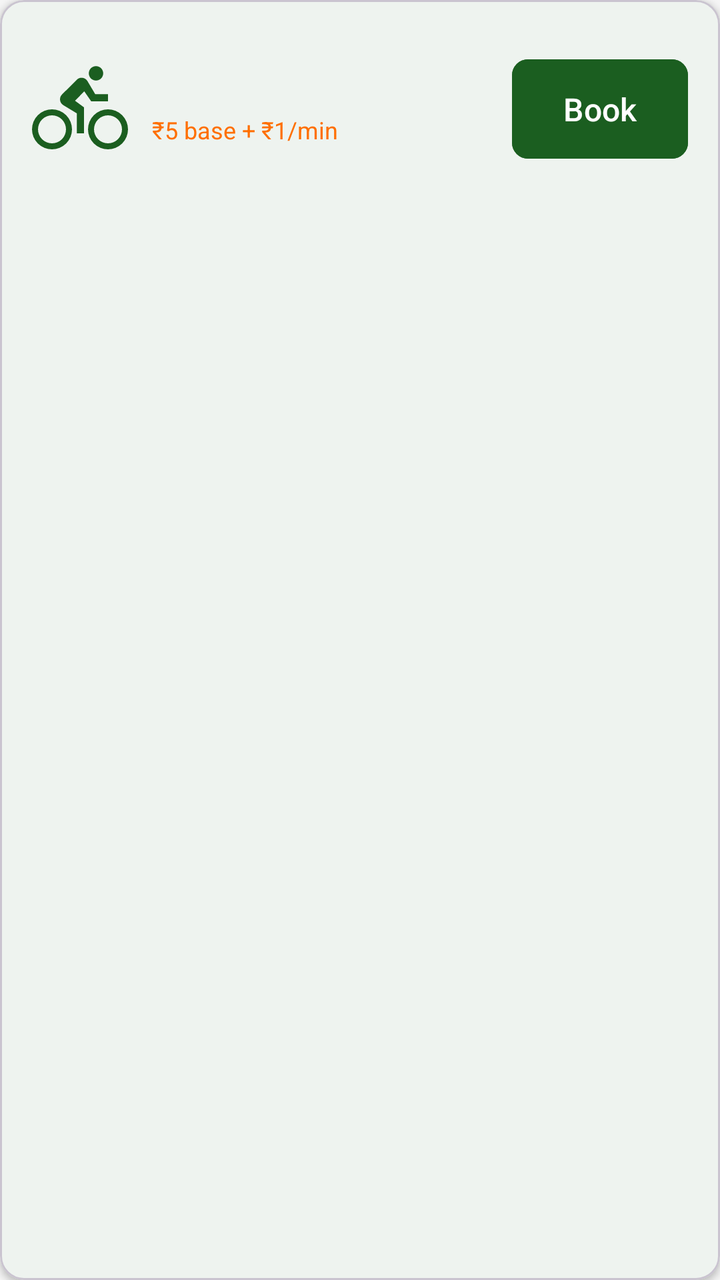
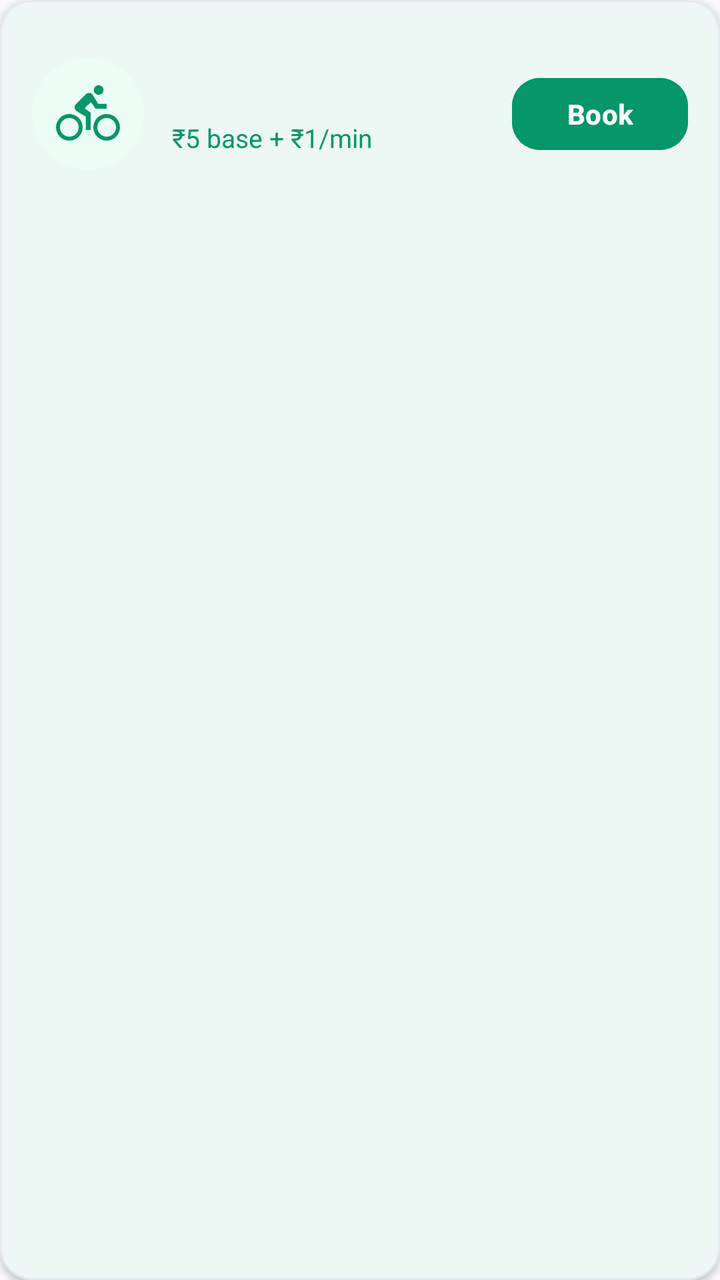

An Android layout rendered at two revisions. The XML below is the earlier revision; the diff shows what the commit changed to produce the second picture.
<!-- AndroidManifest.xml: application theme Theme.BicycleBookingApp -->
<!-- res/layout/item_bicycle.xml -->
<?xml version="1.0" encoding="utf-8"?>
<com.google.android.material.card.MaterialCardView
    xmlns:android="http://schemas.android.com/apk/res/android"
    xmlns:app="http://schemas.android.com/apk/res-auto"
    android:layout_width="match_parent"
    android:layout_height="wrap_content"
    android:layout_marginHorizontal="8dp"
    android:layout_marginVertical="4dp"
    app:cardCornerRadius="12dp"
    app:cardElevation="2dp"
    app:cardBackgroundColor="@color/colorSurface">

    <LinearLayout
        android:layout_width="match_parent"
        android:layout_height="wrap_content"
        android:gravity="center_vertical"
        android:orientation="horizontal"
        android:padding="16dp">

        <ImageView
            android:layout_width="48dp"
            android:layout_height="48dp"
            android:src="@drawable/ic_bicycle"
            android:contentDescription="Bicycle"
            android:tint="@color/colorPrimary" />

        <LinearLayout
            android:layout_width="0dp"
            android:layout_height="wrap_content"
            android:layout_marginStart="12dp"
            android:layout_weight="1"
            android:orientation="vertical">

            <TextView
                android:id="@+id/tvBicycleId"
                android:layout_width="wrap_content"
                android:layout_height="wrap_content"
                android:textColor="@color/colorTextPrimary"
                android:textSize="14sp"
                android:textStyle="bold" />

            <TextView
                android:id="@+id/tvBicycleType"
                android:layout_width="wrap_content"
                android:layout_height="wrap_content"
                android:layout_marginTop="2dp"
                android:textColor="@color/colorTextSecondary"
                android:textSize="13sp" />

            <TextView
                android:id="@+id/tvRate"
                android:layout_width="wrap_content"
                android:layout_height="wrap_content"
                android:layout_marginTop="2dp"
                android:text="₹5 base + ₹1/min"
                android:textColor="@color/colorAccent"
                android:textSize="12sp" />

            <TextView
                android:id="@+id/tvStatus"
                android:layout_width="wrap_content"
                android:layout_height="wrap_content"
                android:layout_marginTop="4dp"
                android:textSize="12sp"
                android:textStyle="bold" />
        </LinearLayout>

        <com.google.android.material.button.MaterialButton
            android:id="@+id/btnBook"
            style="@style/PrimaryButton"
            android:layout_width="wrap_content"
            android:layout_height="wrap_content"
            android:paddingStart="16dp"
            android:paddingEnd="16dp"
            android:text="Book" />

    </LinearLayout>
</com.google.android.material.card.MaterialCardView>
<!-- resources referenced by this layout -->
<resources>
  <color name="colorAccent">#FF6F00</color>
  <color name="colorPrimary">#1B5E20</color>
  <color name="colorSurface">#FFFFFF</color>
  <color name="colorTextPrimary">#212121</color>
  <color name="colorTextSecondary">#757575</color>
  <!-- drawable ic_bicycle (drawable) -->
  <?xml version="1.0" encoding="utf-8"?>
  <vector xmlns:android="http://schemas.android.com/apk/res/android"
      android:width="24dp"
      android:height="24dp"
      android:viewportWidth="24"
      android:viewportHeight="24">
      <path
          android:fillColor="@android:color/black"
          android:pathData="M5,20.5A3.5,3.5 0 0,1 1.5,17A3.5,3.5 0 0,1 5,13.5A3.5,3.5 0 0,1 8.5,17A3.5,3.5 0 0,1 5,20.5M5,12A5,5 0 0,0 0,17A5,5 0 0,0 5,22A5,5 0 0,0 10,17A5,5 0 0,0 5,12M14.8,10H19V8.2H15.8L13.86,4.93C13.57,4.43 13,4.1 12.4,4.1C11.93,4.1 11.5,4.29 11.2,4.6L7.5,8.29C7.19,8.6 7,9 7,9.5C7,10.13 7.33,10.66 7.85,10.97L11.2,13V18H13V11.5L10.75,9.85L13.07,7.5M19,20.5A3.5,3.5 0 0,1 15.5,17A3.5,3.5 0 0,1 19,13.5A3.5,3.5 0 0,1 22.5,17A3.5,3.5 0 0,1 19,20.5M19,12A5,5 0 0,0 14,17A5,5 0 0,0 19,22A5,5 0 0,0 24,17A5,5 0 0,0 19,12M16,4.8C17,4.8 17.8,4 17.8,3C17.8,2 17,1.2 16,1.2C15,1.2 14.2,2 14.2,3C14.2,4 15,4.8 16,4.8Z" />
  </vector>
  <style name="PrimaryButton" parent="Widget.Material3.Button">
          <item name="android:backgroundTint">@color/colorPrimary</item>
          <item name="android:textColor">@color/white</item>
          <item name="cornerRadius">8dp</item>
          <item name="android:textSize">16sp</item>
          <item name="android:paddingTop">14dp</item>
          <item name="android:paddingBottom">14dp</item>
      </style>
  <style name="Theme.BicycleBookingApp" parent="Base.Theme.BicycleBookingApp" />
  <color name="white">#FFFFFFFF</color>
  <style name="Base.Theme.BicycleBookingApp" parent="Theme.Material3.Light.NoActionBar">
          <item name="colorPrimary">@color/colorPrimary</item>
          <item name="colorPrimaryVariant">@color/colorPrimaryDark</item>
          <item name="colorOnPrimary">@color/white</item>
          <item name="colorSecondary">@color/colorAccent</item>
          <item name="colorOnSecondary">@color/white</item>
          <item name="android:colorBackground">@color/colorBackground</item>
          <item name="colorSurface">@color/colorSurface</item>
          <item name="android:statusBarColor">@color/colorPrimary</item>
          <item name="android:navigationBarColor">@color/white</item>
      </style>
  <color name="colorPrimaryDark">#003300</color>
  <color name="colorBackground">#F5F5F5</color>
</resources>

<!-- the commit's change to res/layout/item_bicycle.xml (unified diff, before → after) -->
@@ -4,11 +4,13 @@
     xmlns:app="http://schemas.android.com/apk/res-auto"
     android:layout_width="match_parent"
     android:layout_height="wrap_content"
-    android:layout_marginHorizontal="8dp"
-    android:layout_marginVertical="4dp"
-    app:cardCornerRadius="12dp"
+    android:layout_marginHorizontal="12dp"
+    android:layout_marginVertical="6dp"
+    app:cardCornerRadius="16dp"
     app:cardElevation="2dp"
-    app:cardBackgroundColor="@color/colorSurface">
+    app:strokeColor="#E2E8F0"
+    app:strokeWidth="1dp"
+    app:cardBackgroundColor="@color/colorCardBackground">
 
     <LinearLayout
         android:layout_width="match_parent"
@@ -17,17 +19,25 @@
         android:orientation="horizontal"
         android:padding="16dp">
 
-        <ImageView
-            android:layout_width="48dp"
-            android:layout_height="48dp"
-            android:src="@drawable/ic_bicycle"
-            android:contentDescription="Bicycle"
-            android:tint="@color/colorPrimary" />
+        <FrameLayout
+            android:layout_width="56dp"
+            android:layout_height="56dp"
+            android:background="@drawable/circle_dot"
+            android:backgroundTint="#ECFDF5">
+
+            <ImageView
+                android:layout_width="32dp"
+                android:layout_height="32dp"
+                android:layout_gravity="center"
+                android:src="@drawable/ic_bicycle"
+                android:contentDescription="Bicycle"
+                app:tint="@color/colorPrimary" />
+        </FrameLayout>
 
         <LinearLayout
             android:layout_width="0dp"
             android:layout_height="wrap_content"
-            android:layout_marginStart="12dp"
+            android:layout_marginStart="14dp"
             android:layout_weight="1"
             android:orientation="vertical">
 
@@ -35,15 +45,16 @@
                 android:id="@+id/tvBicycleId"
                 android:layout_width="wrap_content"
                 android:layout_height="wrap_content"
+                android:fontFamily="sans-serif-bold"
                 android:textColor="@color/colorTextPrimary"
-                android:textSize="14sp"
-                android:textStyle="bold" />
+                android:textSize="15sp" />
 
             <TextView
                 android:id="@+id/tvBicycleType"
                 android:layout_width="wrap_content"
                 android:layout_height="wrap_content"
                 android:layout_marginTop="2dp"
+                android:fontFamily="sans-serif-medium"
                 android:textColor="@color/colorTextSecondary"
                 android:textSize="13sp" />
 
@@ -51,28 +62,29 @@
                 android:id="@+id/tvRate"
                 android:layout_width="wrap_content"
                 android:layout_height="wrap_content"
-                android:layout_marginTop="2dp"
+                android:layout_marginTop="4dp"
+                android:fontFamily="sans-serif-bold"
                 android:text="₹5 base + ₹1/min"
-                android:textColor="@color/colorAccent"
-                android:textSize="12sp" />
+                android:textColor="@color/colorPrimary"
+                android:textSize="13sp" />
 
             <TextView
                 android:id="@+id/tvStatus"
                 android:layout_width="wrap_content"
                 android:layout_height="wrap_content"
                 android:layout_marginTop="4dp"
-                android:textSize="12sp"
-                android:textStyle="bold" />
+                android:fontFamily="sans-serif-bold"
+                android:textSize="12sp" />
         </LinearLayout>
 
         <com.google.android.material.button.MaterialButton
             android:id="@+id/btnBook"
             style="@style/PrimaryButton"
             android:layout_width="wrap_content"
-            android:layout_height="wrap_content"
-            android:paddingStart="16dp"
-            android:paddingEnd="16dp"
-            android:text="Book" />
+            android:layout_height="44dp"
+            android:paddingHorizontal="18dp"
+            android:text="Book"
+            android:textSize="14sp" />
 
     </LinearLayout>
 </com.google.android.material.card.MaterialCardView>
<!-- resource entries referenced after the edit -->
@@ -1,10 +1,20 @@
 <!-- resources referenced by this layout -->
 <resources>
-  <color name="colorAccent">#FF6F00</color>
-  <color name="colorPrimary">#1B5E20</color>
+  <color name="colorCardBackground">#FFFFFF</color>
+  <color name="colorPrimary">#059669</color>
   <color name="colorSurface">#FFFFFF</color>
-  <color name="colorTextPrimary">#212121</color>
-  <color name="colorTextSecondary">#757575</color>
+  <color name="colorSurfaceVariant">#F1F5F9</color>
+  <color name="colorTextPrimary">#0F172A</color>
+  <color name="colorTextSecondary">#475569</color>
+  <!-- drawable circle_dot (drawable) -->
+  <?xml version="1.0" encoding="utf-8"?>
+  <shape xmlns:android="http://schemas.android.com/apk/res/android"
+      android:shape="oval">
+      <solid android:color="@color/colorAvailable" />
+      <size
+          android:width="10dp"
+          android:height="10dp" />
+  </shape>
   <!-- drawable ic_bicycle (drawable) -->
   <?xml version="1.0" encoding="utf-8"?>
   <vector xmlns:android="http://schemas.android.com/apk/res/android"
@@ -19,25 +29,39 @@
   <style name="PrimaryButton" parent="Widget.Material3.Button">
           <item name="android:backgroundTint">@color/colorPrimary</item>
           <item name="android:textColor">@color/white</item>
-          <item name="cornerRadius">8dp</item>
+          <item name="cornerRadius">14dp</item>
           <item name="android:textSize">16sp</item>
-          <item name="android:paddingTop">14dp</item>
-          <item name="android:paddingBottom">14dp</item>
+          <item name="android:textStyle">bold</item>
+          <item name="android:minHeight">52dp</item>
+          <item name="elevation">2dp</item>
       </style>
   <style name="Theme.BicycleBookingApp" parent="Base.Theme.BicycleBookingApp" />
+  <color name="colorAvailable">#10B981</color>
   <color name="white">#FFFFFFFF</color>
   <style name="Base.Theme.BicycleBookingApp" parent="Theme.Material3.Light.NoActionBar">
           <item name="colorPrimary">@color/colorPrimary</item>
           <item name="colorPrimaryVariant">@color/colorPrimaryDark</item>
           <item name="colorOnPrimary">@color/white</item>
-          <item name="colorSecondary">@color/colorAccent</item>
+          <item name="colorPrimaryContainer">@color/colorPrimaryContainer</item>
+          <item name="colorOnPrimaryContainer">@color/colorOnPrimaryContainer</item>
+          
+          <item name="colorSecondary">@color/colorSecondary</item>
           <item name="colorOnSecondary">@color/white</item>
+          <item name="colorSecondaryContainer">@color/colorSecondaryContainer</item>
+          
           <item name="android:colorBackground">@color/colorBackground</item>
           <item name="colorSurface">@color/colorSurface</item>
-          <item name="android:statusBarColor">@color/colorPrimary</item>
+          <item name="colorSurfaceVariant">@color/colorSurfaceVariant</item>
+          
+          <item name="android:statusBarColor">@color/colorPrimaryDark</item>
           <item name="android:navigationBarColor">@color/white</item>
+          <item name="android:windowLightNavigationBar">true</item>
       </style>
-  <color name="colorPrimaryDark">#003300</color>
-  <color name="colorBackground">#F5F5F5</color>
+  <color name="colorPrimaryDark">#047857</color>
+  <color name="colorPrimaryContainer">#ECFDF5</color>
+  <color name="colorOnPrimaryContainer">#065F46</color>
+  <color name="colorSecondary">#0284C7</color>
+  <color name="colorSecondaryContainer">#E0F2FE</color>
+  <color name="colorBackground">#F8FAFC</color>
 </resources>
 
